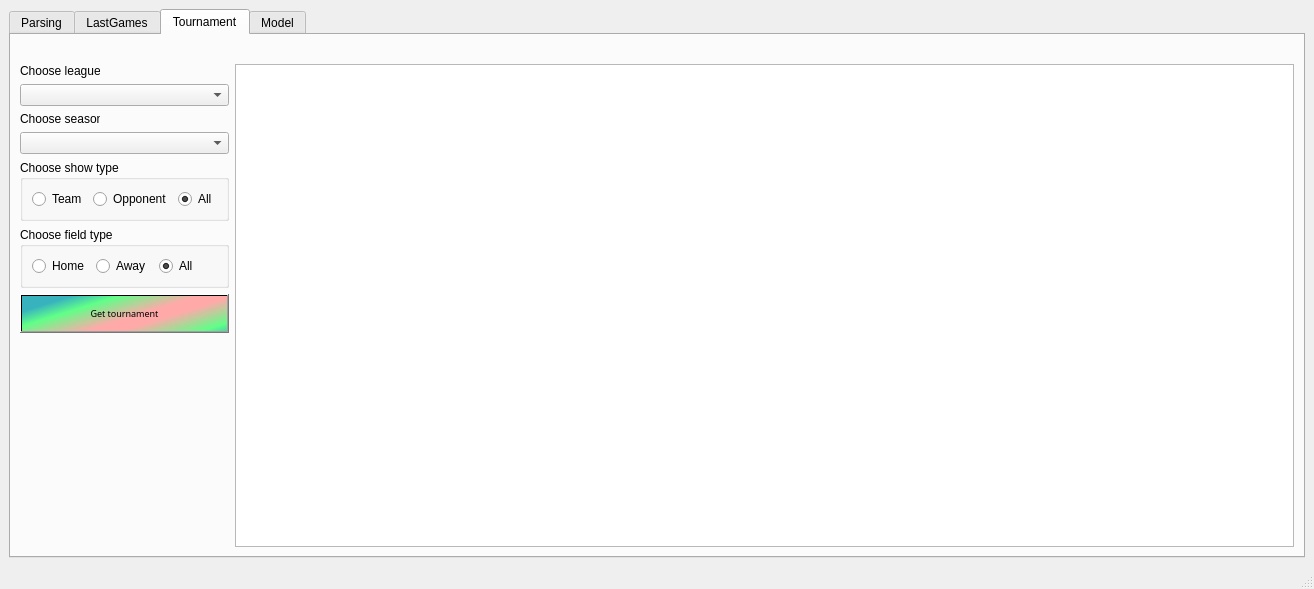
Qt form ui/basketball_app_main-window.ui (PyScientist/BasketBallStat) before a commit.
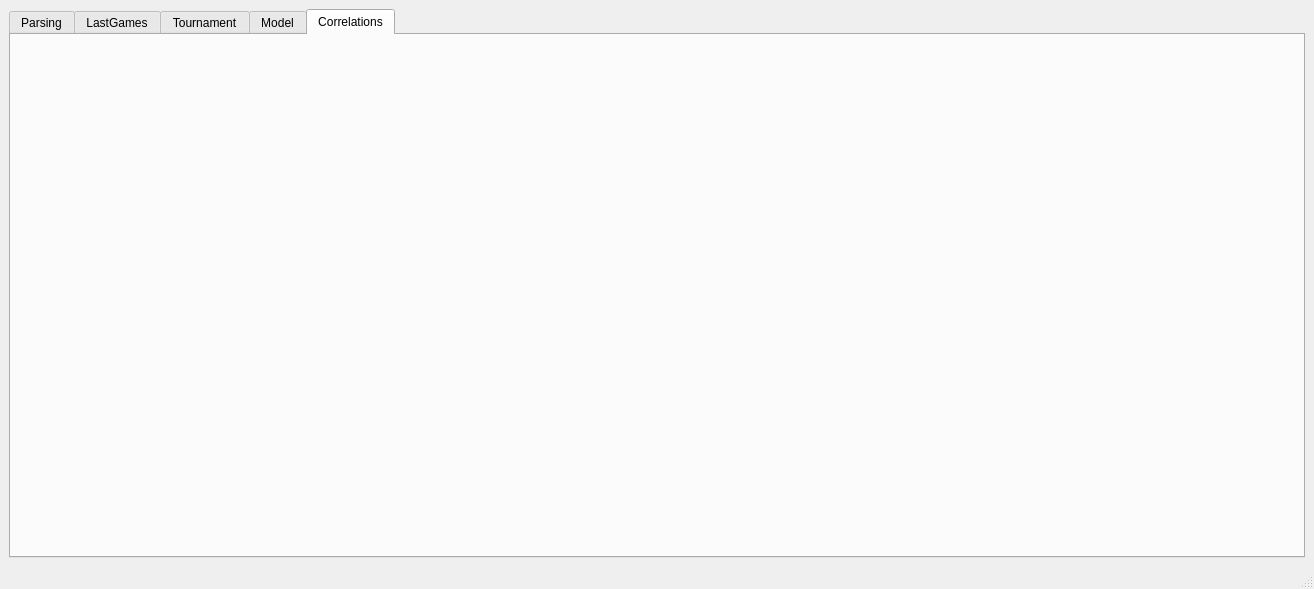
The same form after that commit.

Commit message: Corrected showing of hists and showing of correlation coefficients on model graphics

The edit to the form file:
```diff
--- a/ui/basketball_app_main-window.ui
+++ b/ui/basketball_app_main-window.ui
@@ -20,7 +20,7 @@
       <item>
        <widget class="QTabWidget" name="tabWidget">
         <property name="currentIndex">
-         <number>2</number>
+         <number>4</number>
         </property>
         <widget class="QWidget" name="Parsing">
          <attribute name="title">
@@ -1590,6 +1590,29 @@
           </item>
          </layout>
         </widget>
+        <widget class="QWidget" name="Correlations">
+         <attribute name="title">
+          <string>Correlations</string>
+         </attribute>
+         <layout class="QHBoxLayout" name="horizontalLayout_19">
+          <item>
+           <widget class="QWidget" name="widget_for_statistics" native="true">
+            <property name="minimumSize">
+             <size>
+              <width>300</width>
+              <height>300</height>
+             </size>
+            </property>
+            <property name="maximumSize">
+             <size>
+              <width>100000</width>
+              <height>100000</height>
+             </size>
+            </property>
+           </widget>
+          </item>
+         </layout>
+        </widget>
        </widget>
       </item>
      </layout>
```
Left out of the diff: 2 changed lines with no effect on the pictures. The commit also changes 2 other files.
